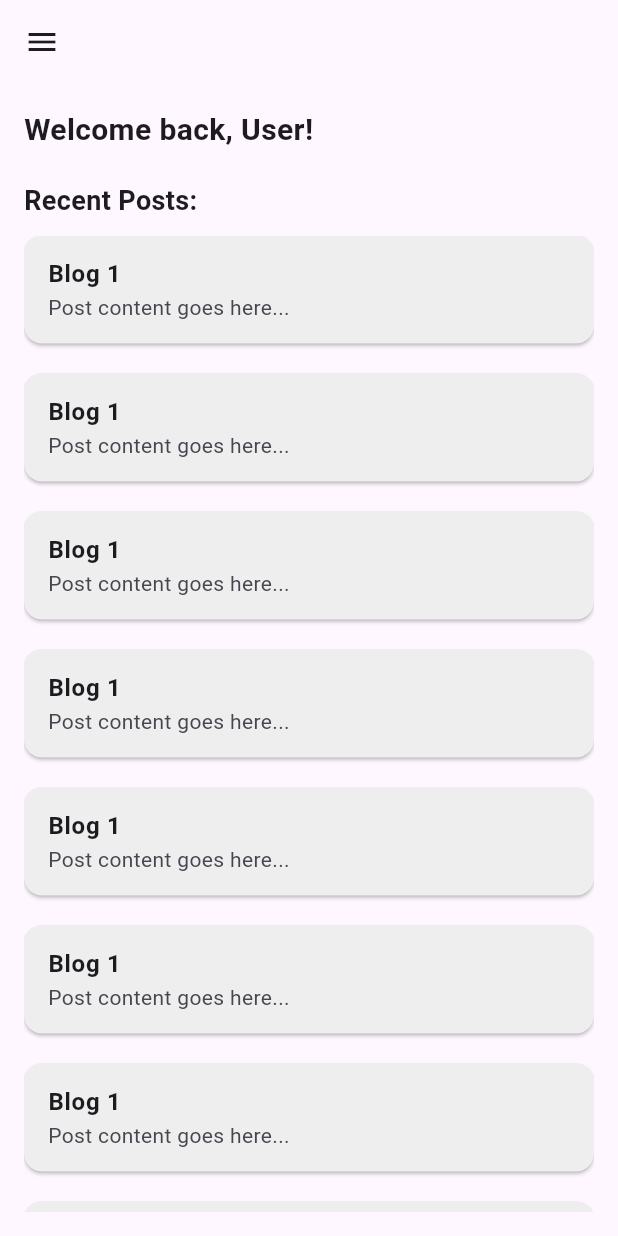
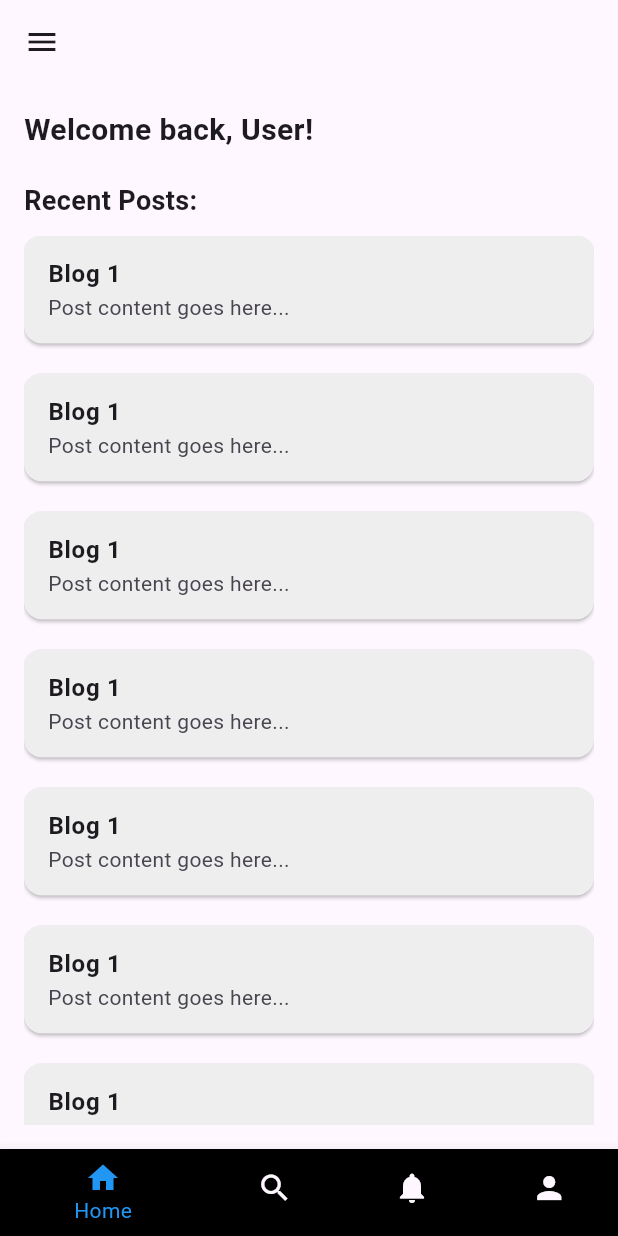
Before and after one commit to Libanad/Flutter_Blog_To_App, a Flutter app: the DashboardScreen screen opened directly, on a phone screen of 412 x 824 dp. Run offline on Flutter 3.47's test engine with Material 3 defaults, Android fonts, the phone set to English and light mode, and no system bars; our stand-ins replace image_picker.

Commit message:
made create post screen and nav bar in dashboard

```diff
--- a/lib/main.dart
+++ b/lib/main.dart
@@ -1,4 +1,4 @@
-import 'package:blog_app/screens/splash_screen.dart';
+import 'package:blog_app/screens/dashboard_screen.dart';
 import 'package:flutter/material.dart';
 
 void main() {
@@ -14,7 +14,7 @@ class MyApp extends StatelessWidget {
     return const MaterialApp(
       debugShowCheckedModeBanner: false,
 
-      home: SplashScreen(),
+      home: DashboardScreen(),
     );
   }
 }
--- a/lib/screens/dashboard_screen.dart
+++ b/lib/screens/dashboard_screen.dart
@@ -1,14 +1,35 @@
 import 'package:flutter/material.dart';
 
-class DashboardScreen extends StatelessWidget {
+class DashboardScreen extends StatefulWidget {
   const DashboardScreen({super.key});
+
+  @override
+  _DashboardScreenState createState() => _DashboardScreenState();
+}
+
+class _DashboardScreenState extends State<DashboardScreen> {
+  int _selectedIndex = 0; // Index of the selected tab
+
+  // List of tabs
+  static const List<Widget> _widgetOptions = <Widget>[
+    Text('Home'), // Replace with your home screen widget
+    Text('Search'), // Replace with your search screen widget
+    Text('Notifications'), // Replace with your notifications screen widget
+    Text('Profile'), // Replace with your profile screen widget
+  ];
+
+  // Function to handle tab selection
+  void _onItemTapped(int index) {
+    // Update the selected index
+    setState(() {
+      _selectedIndex = index;
+    });
+  }
 
   @override
   Widget build(BuildContext context) {
     return Scaffold(
-      appBar: AppBar(
-
-      ),
+      appBar: AppBar(),
       body: Padding(
         padding: const EdgeInsets.all(16.0),
         child: Column(
@@ -34,7 +55,7 @@ class DashboardScreen extends StatelessWidget {
                         color: Colors.grey[200],
                         child: ListTile(
                           title: const Text(
-                            'Blog 1', // Change the title to "Blog 1"
+                            'Blog 1',
                             style: TextStyle(fontWeight: FontWeight.bold),
                           ),
                           subtitle: const Text('Post content goes here...'),
@@ -90,6 +111,30 @@ class DashboardScreen extends StatelessWidget {
           ],
         ),
       ),
+      bottomNavigationBar: BottomNavigationBar(
+        items: const <BottomNavigationBarItem>[
+          BottomNavigationBarItem(
+            icon: Icon(Icons.home),
+            label: 'Home',
+            backgroundColor: Colors.black
+          ),
+          BottomNavigationBarItem(
+            icon: Icon(Icons.search),
+            label: 'Search',
+          ),
+          BottomNavigationBarItem(
+            icon: Icon(Icons.notifications),
+            label: 'Notifications',
+          ),
+          BottomNavigationBarItem(
+            icon: Icon(Icons.person),
+            label: 'Profile',
+          ),
+        ],
+        currentIndex: _selectedIndex,
+        selectedItemColor: Colors.blue,
+        onTap: _onItemTapped,
+      ),
     );
   }
 }
--- a/pubspec.yaml
+++ b/pubspec.yaml
@@ -30,6 +30,8 @@ environment:
 dependencies:
   flutter:
     sdk: flutter
+  image_picker: ^0.8.4+4
+
 
 
   # The following adds the Cupertino Icons font to your application.
```
Also changed, not shown: lib/screens/CreatePostPage.dart (added, +94 -0 lines), pubspec.lock, 5 other files.
